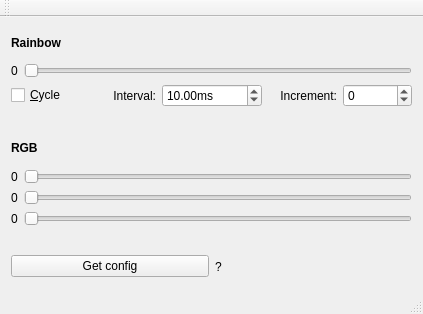
Qt form mainwindow.ui (hacxman/ledky-qt) before a commit.
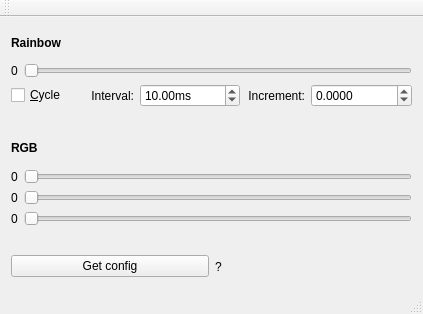
The same form after that commit.

Commit message: float point rainbow hue

Patch:
```diff
--- a/mainwindow.ui
+++ b/mainwindow.ui
@@ -10,6 +10,12 @@
     <height>314</height>
    </rect>
   </property>
+  <property name="sizePolicy">
+   <sizepolicy hsizetype="Preferred" vsizetype="Preferred">
+    <horstretch>0</horstretch>
+    <verstretch>0</verstretch>
+   </sizepolicy>
+  </property>
   <property name="windowTitle">
    <string>MainWindow</string>
   </property>
@@ -117,12 +123,18 @@
            </widget>
           </item>
           <item>
-           <widget class="QSpinBox" name="spnInc">
+           <widget class="QDoubleSpinBox" name="spnInc">
+            <property name="decimals">
+             <number>4</number>
+            </property>
             <property name="minimum">
-             <number>-500</number>
+             <double>-10000000.000000000000000</double>
             </property>
             <property name="maximum">
-             <number>500</number>
+             <double>1000000099.990000009536743</double>
+            </property>
+            <property name="singleStep">
+             <double>0.100000000000000</double>
             </property>
            </widget>
           </item>
```
The commit also changes 1 other file.
